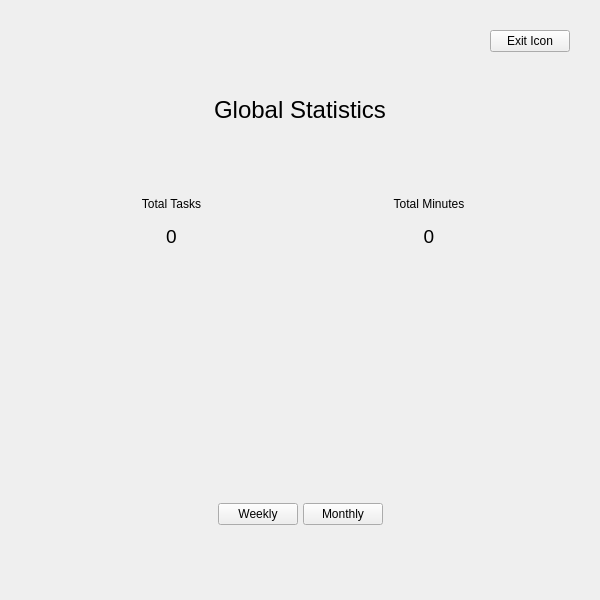
Old version of the form PomoPeak/ui/pomopeakstats.ui in the repository TheVipek/PomoPeak.
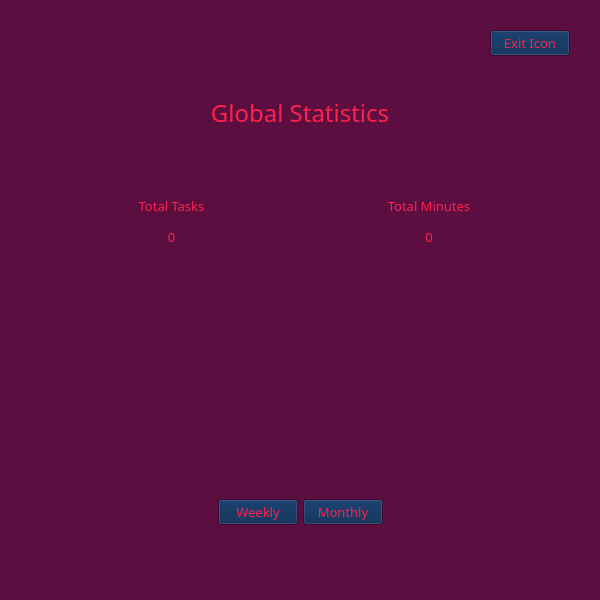
New version of the form.

Diff of the .ui file:
```diff
--- a/PomoPeak/ui/pomopeakstats.ui
+++ b/PomoPeak/ui/pomopeakstats.ui
@@ -10,6 +10,583 @@
     <height>600</height>
    </rect>
   </property>
+  <property name="palette">
+   <palette>
+    <active>
+     <colorrole role="WindowText">
+      <brush brushstyle="SolidPattern">
+       <color alpha="255">
+        <red>255</red>
+        <green>32</green>
+        <blue>78</blue>
+       </color>
+      </brush>
+     </colorrole>
+     <colorrole role="Button">
+      <brush brushstyle="SolidPattern">
+       <color alpha="255">
+        <red>0</red>
+        <green>34</green>
+        <blue>77</blue>
+       </color>
+      </brush>
+     </colorrole>
+     <colorrole role="Light">
+      <brush brushstyle="SolidPattern">
+       <color alpha="255">
+        <red>234</red>
+        <green>234</green>
+        <blue>234</blue>
+       </color>
+      </brush>
+     </colorrole>
+     <colorrole role="Midlight">
+      <brush brushstyle="SolidPattern">
+       <color alpha="255">
+        <red>234</red>
+        <green>234</green>
+        <blue>234</blue>
+       </color>
+      </brush>
+     </colorrole>
+     <colorrole role="Dark">
+      <brush brushstyle="SolidPattern">
+       <color alpha="255">
+        <red>234</red>
+        <green>234</green>
+        <blue>234</blue>
+       </color>
+      </brush>
+     </colorrole>
+     <colorrole role="Mid">
+      <brush brushstyle="SolidPattern">
+       <color alpha="255">
+        <red>234</red>
+        <green>234</green>
+        <blue>234</blue>
+       </color>
+      </brush>
+     </colorrole>
+     <colorrole role="Text">
+      <brush brushstyle="SolidPattern">
+       <color alpha="255">
+        <red>255</red>
+        <green>32</green>
+        <blue>78</blue>
+       </color>
+      </brush>
+     </colorrole>
+     <colorrole role="BrightText">
+      <brush brushstyle="SolidPattern">
+       <color alpha="255">
+        <red>255</red>
+        <green>32</green>
+        <blue>78</blue>
+       </color>
+      </brush>
+     </colorrole>
+     <colorrole role="ButtonText">
+      <brush brushstyle="SolidPattern">
+       <color alpha="255">
+        <red>255</red>
+        <green>32</green>
+        <blue>78</blue>
+       </color>
+      </brush>
+     </colorrole>
+     <colorrole role="Base">
+      <brush brushstyle="SolidPattern">
+       <color alpha="255">
+        <red>0</red>
+        <green>34</green>
+        <blue>77</blue>
+       </color>
+      </brush>
+     </colorrole>
+     <colorrole role="Window">
+      <brush brushstyle="SolidPattern">
+       <color alpha="255">
+        <red>93</red>
+        <green>14</green>
+        <blue>65</blue>
+       </color>
+      </brush>
+     </colorrole>
+     <colorrole role="Shadow">
+      <brush brushstyle="SolidPattern">
+       <color alpha="255">
+        <red>77</red>
+        <green>12</green>
+        <blue>54</blue>
+       </color>
+      </brush>
+     </colorrole>
+     <colorrole role="Highlight">
+      <brush brushstyle="SolidPattern">
+       <color alpha="255">
+        <red>0</red>
+        <green>24</green>
+        <blue>53</blue>
+       </color>
+      </brush>
+     </colorrole>
+     <colorrole role="HighlightedText">
+      <brush brushstyle="SolidPattern">
+       <color alpha="255">
+        <red>255</red>
+        <green>32</green>
+        <blue>78</blue>
+       </color>
+      </brush>
+     </colorrole>
+     <colorrole role="Link">
+      <brush brushstyle="SolidPattern">
+       <color alpha="255">
+        <red>255</red>
+        <green>32</green>
+        <blue>78</blue>
+       </color>
+      </brush>
+     </colorrole>
+     <colorrole role="LinkVisited">
+      <brush brushstyle="SolidPattern">
+       <color alpha="255">
+        <red>177</red>
+        <green>22</green>
+        <blue>54</blue>
+       </color>
+      </brush>
+     </colorrole>
+     <colorrole role="AlternateBase">
+      <brush brushstyle="SolidPattern">
+       <color alpha="255">
+        <red>0</red>
+        <green>34</green>
+        <blue>77</blue>
+       </color>
+      </brush>
+     </colorrole>
+     <colorrole role="ToolTipBase">
+      <brush brushstyle="SolidPattern">
+       <color alpha="255">
+        <red>255</red>
+        <green>32</green>
+        <blue>78</blue>
+       </color>
+      </brush>
+     </colorrole>
+     <colorrole role="ToolTipText">
+      <brush brushstyle="SolidPattern">
+       <color alpha="255">
+        <red>255</red>
+        <green>32</green>
+        <blue>78</blue>
+       </color>
+      </brush>
+     </colorrole>
+     <colorrole role="PlaceholderText">
+      <brush brushstyle="SolidPattern">
+       <color alpha="128">
+        <red>255</red>
+        <green>32</green>
+        <blue>78</blue>
+       </color>
+      </brush>
+     </colorrole>
+     <colorrole role="Accent">
+      <brush brushstyle="SolidPattern">
+       <color alpha="255">
+        <red>93</red>
+        <green>14</green>
+        <blue>65</blue>
+       </color>
+      </brush>
+     </colorrole>
+    </active>
+    <inactive>
+     <colorrole role="WindowText">
+      <brush brushstyle="SolidPattern">
+       <color alpha="255">
+        <red>255</red>
+        <green>32</green>
+        <blue>78</blue>
+       </color>
+      </brush>
+     </colorrole>
+     <colorrole role="Button">
+      <brush brushstyle="SolidPattern">
+       <color alpha="255">
+        <red>0</red>
+        <green>34</green>
+        <blue>77</blue>
+       </color>
+      </brush>
+     </colorrole>
+     <colorrole role="Light">
+      <brush brushstyle="SolidPattern">
+       <color alpha="255">
+        <red>234</red>
+        <green>234</green>
+        <blue>234</blue>
+       </color>
+      </brush>
+     </colorrole>
+     <colorrole role="Midlight">
+      <brush brushstyle="SolidPattern">
+       <color alpha="255">
+        <red>234</red>
+        <green>234</green>
+        <blue>234</blue>
+       </color>
+      </brush>
+     </colorrole>
+     <colorrole role="Dark">
+      <brush brushstyle="SolidPattern">
+       <color alpha="255">
+        <red>234</red>
+        <green>234</green>
+        <blue>234</blue>
+       </color>
+      </brush>
+     </colorrole>
+     <colorrole role="Mid">
+      <brush brushstyle="SolidPattern">
+       <color alpha="255">
+        <red>234</red>
+        <green>234</green>
+        <blue>234</blue>
+       </color>
+      </brush>
+     </colorrole>
+     <colorrole role="Text">
+      <brush brushstyle="SolidPattern">
+       <color alpha="255">
+        <red>255</red>
+        <green>32</green>
+        <blue>78</blue>
+       </color>
+      </brush>
+     </colorrole>
+     <colorrole role="BrightText">
+      <brush brushstyle="SolidPattern">
+       <color alpha="255">
+        <red>255</red>
+        <green>32</green>
+        <blue>78</blue>
+       </color>
+      </brush>
+     </colorrole>
+     <colorrole role="ButtonText">
+      <brush brushstyle="SolidPattern">
+       <color alpha="255">
+        <red>255</red>
+        <green>32</green>
+        <blue>78</blue>
+       </color>
+      </brush>
+     </colorrole>
+     <colorrole role="Base">
+      <brush brushstyle="SolidPattern">
+       <color alpha="255">
+        <red>0</red>
+        <green>34</green>
+        <blue>77</blue>
+       </color>
+      </brush>
+     </colorrole>
+     <colorrole role="Window">
+      <brush brushstyle="SolidPattern">
+       <color alpha="255">
+        <red>93</red>
+        <green>14</green>
+        <blue>65</blue>
+       </color>
+      </brush>
+     </colorrole>
+     <colorrole role="Shadow">
+      <brush brushstyle="SolidPattern">
+       <color alpha="255">
+        <red>77</red>
+        <green>12</green>
+        <blue>54</blue>
+       </color>
+      </brush>
+     </colorrole>
+     <colorrole role="Highlight">
+      <brush brushstyle="SolidPattern">
+       <color alpha="255">
+        <red>0</red>
+        <green>24</green>
+        <blue>53</blue>
+       </color>
+      </brush>
+     </colorrole>
+     <colorrole role="HighlightedText">
+      <brush brushstyle="SolidPattern">
+       <color alpha="255">
+        <red>255</red>
+        <green>32</green>
+        <blue>78</blue>
+       </color>
+      </brush>
+     </colorrole>
+     <colorrole role="Link">
+      <brush brushstyle="SolidPattern">
+       <color alpha="255">
+        <red>255</red>
+        <green>32</green>
+        <blue>78</blue>
+       </color>
+      </brush>
+     </colorrole>
+     <colorrole role="LinkVisited">
+      <brush brushstyle="SolidPattern">
+       <color alpha="255">
+        <red>177</red>
+        <green>22</green>
+        <blue>54</blue>
+       </color>
+      </brush>
+     </colorrole>
+     <colorrole role="AlternateBase">
+      <brush brushstyle="SolidPattern">
+       <color alpha="255">
+        <red>0</red>
+        <green>34</green>
+        <blue>77</blue>
+       </color>
+      </brush>
+     </colorrole>
+     <colorrole role="ToolTipBase">
+      <brush brushstyle="SolidPattern">
+       <color alpha="255">
+        <red>255</red>
+        <green>32</green>
+        <blue>78</blue>
+       </color>
+      </brush>
+     </colorrole>
+     <colorrole role="ToolTipText">
+      <brush brushstyle="SolidPattern">
+       <color alpha="255">
+        <red>255</red>
+        <green>32</green>
+        <blue>78</blue>
+       </color>
+      </brush>
+     </colorrole>
+     <colorrole role="PlaceholderText">
+      <brush brushstyle="SolidPattern">
+       <color alpha="128">
+        <red>255</red>
+        <green>32</green>
+        <blue>78</blue>
+       </color>
+      </brush>
+     </colorrole>
+     <colorrole role="Accent">
+      <brush brushstyle="SolidPattern">
+       <color alpha="255">
+        <red>93</red>
+        <green>14</green>
+        <blue>65</blue>
+       </color>
+      </brush>
+     </colorrole>
+    </inactive>
+    <disabled>
+     <colorrole role="WindowText">
+      <brush brushstyle="SolidPattern">
+       <color alpha="255">
+        <red>255</red>
+        <green>32</green>
+        <blue>78</blue>
+       </color>
+      </brush>
+     </colorrole>
+     <colorrole role="Button">
+      <brush brushstyle="SolidPattern">
+       <color alpha="255">
+        <red>0</red>
+        <green>34</green>
+        <blue>77</blue>
+       </color>
+      </brush>
+     </colorrole>
+     <colorrole role="Light">
+      <brush brushstyle="SolidPattern">
+       <color alpha="255">
+        <red>234</red>
+        <green>234</green>
+        <blue>234</blue>
+       </color>
+      </brush>
+     </colorrole>
+     <colorrole role="Midlight">
+      <brush brushstyle="SolidPattern">
+       <color alpha="255">
+        <red>234</red>
+        <green>234</green>
+        <blue>234</blue>
+       </color>
+      </brush>
+     </colorrole>
+     <colorrole role="Dark">
+      <brush brushstyle="SolidPattern">
+       <color alpha="255">
+        <red>234</red>
+        <green>234</green>
+        <blue>234</blue>
+       </color>
+      </brush>
+     </colorrole>
+     <colorrole role="Mid">
+      <brush brushstyle="SolidPattern">
+       <color alpha="255">
+        <red>234</red>
+        <green>234</green>
+        <blue>234</blue>
+       </color>
+      </brush>
+     </colorrole>
+     <colorrole role="Text">
+      <brush brushstyle="SolidPattern">
+       <color alpha="255">
+        <red>255</red>
+        <green>32</green>
+        <blue>78</blue>
+       </color>
+      </brush>
+     </colorrole>
+     <colorrole role="BrightText">
+      <brush brushstyle="SolidPattern">
+       <color alpha="255">
+        <red>255</red>
+        <green>32</green>
+        <blue>78</blue>
+       </color>
+      </brush>
+     </colorrole>
+     <colorrole role="ButtonText">
+      <brush brushstyle="SolidPattern">
+       <color alpha="255">
+        <red>255</red>
+        <green>32</green>
+        <blue>78</blue>
+       </color>
+      </brush>
+     </colorrole>
+     <colorrole role="Base">
+      <brush brushstyle="SolidPattern">
+       <color alpha="255">
+        <red>0</red>
+        <green>34</green>
+        <blue>77</blue>
+       </color>
+      </brush>
+     </colorrole>
+     <colorrole role="Window">
+      <brush brushstyle="SolidPattern">
+       <color alpha="255">
+        <red>93</red>
+        <green>14</green>
+        <blue>65</blue>
+       </color>
+      </brush>
+     </colorrole>
+     <colorrole role="Shadow">
+      <brush brushstyle="SolidPattern">
+       <color alpha="255">
+        <red>77</red>
+        <green>12</green>
+        <blue>54</blue>
+       </color>
+      </brush>
+     </colorrole>
+     <colorrole role="Highlight">
+      <brush brushstyle="SolidPattern">
+       <color alpha="255">
+        <red>0</red>
+        <green>24</green>
+        <blue>53</blue>
+       </color>
+      </brush>
+     </colorrole>
+     <colorrole role="HighlightedText">
+      <brush brushstyle="SolidPattern">
+       <color alpha="255">
+        <red>255</red>
+        <green>32</green>
+        <blue>78</blue>
+       </color>
+      </brush>
+     </colorrole>
+     <colorrole role="Link">
+      <brush brushstyle="SolidPattern">
+       <color alpha="255">
+        <red>255</red>
+        <green>32</green>
+        <blue>78</blue>
+       </color>
+      </brush>
+     </colorrole>
+     <colorrole role="LinkVisited">
+      <brush brushstyle="SolidPattern">
+       <color alpha="255">
+        <red>177</red>
+        <green>22</green>
+        <blue>54</blue>
+       </color>
+      </brush>
+     </colorrole>
+     <colorrole role="AlternateBase">
+      <brush brushstyle="SolidPattern">
+       <color alpha="255">
+        <red>0</red>
+        <green>34</green>
+        <blue>77</blue>
+       </color>
+      </brush>
+     </colorrole>
+     <colorrole role="ToolTipBase">
+      <brush brushstyle="SolidPattern">
+       <color alpha="255">
+        <red>255</red>
+        <green>32</green>
+        <blue>78</blue>
+       </color>
+      </brush>
+     </colorrole>
+     <colorrole role="ToolTipText">
+      <brush brushstyle="SolidPattern">
+       <color alpha="255">
+        <red>255</red>
+        <green>32</green>
+        <blue>78</blue>
+       </color>
+      </brush>
+     </colorrole>
+     <colorrole role="PlaceholderText">
+      <brush brushstyle="SolidPattern">
+       <color alpha="128">
+        <red>255</red>
+        <green>32</green>
+        <blue>78</blue>
+       </color>
+      </brush>
+     </colorrole>
+     <colorrole role="Accent">
+      <brush brushstyle="SolidPattern">
+       <color alpha="255">
+        <red>93</red>
+        <green>14</green>
+        <blue>65</blue>
+       </color>
+      </brush>
+     </colorrole>
+    </disabled>
+   </palette>
+  </property>
   <property name="windowTitle">
    <string>Form</string>
   </property>
@@ -74,6 +651,12 @@
          </item>
          <item>
           <widget class="QPushButton" name="exitButton">
+           <property name="font">
+            <font>
+             <family>Bahnschrift</family>
+             <pointsize>10</pointsize>
+            </font>
+           </property>
            <property name="text">
             <string>Exit Icon</string>
            </property>
@@ -85,6 +668,7 @@
         <widget class="QLabel" name="globalStats">
          <property name="font">
           <font>
+           <family>Bahnschrift</family>
            <pointsize>18</pointsize>
           </font>
          </property>
@@ -120,7 +704,8 @@
              <widget class="QLabel" name="tasksTasksLabel">
               <property name="font">
                <font>
-                <pointsize>9</pointsize>
+                <family>Bahnschrift</family>
+                <pointsize>10</pointsize>
                </font>
               </property>
               <property name="text">
@@ -135,7 +720,8 @@
              <widget class="QLabel" name="totalTasksValueLabel">
               <property name="font">
                <font>
-                <pointsize>14</pointsize>
+                <family>Bahnschrift</family>
+                <pointsize>10</pointsize>
                </font>
               </property>
               <property name="text">
@@ -154,6 +740,12 @@
            <layout class="QVBoxLayout" name="verticalLayout_3">
             <item>
              <widget class="QLabel" name="totalMinutesLabel">
+              <property name="font">
+               <font>
+                <family>Bahnschrift</family>
+                <pointsize>10</pointsize>
+               </font>
+              </property>
               <property name="text">
                <string>Total Minutes</string>
               </property>
@@ -166,7 +758,8 @@
              <widget class="QLabel" name="totalMinutesValueLabel">
               <property name="font">
                <font>
-                <pointsize>14</pointsize>
+                <family>Bahnschrift</family>
+                <pointsize>10</pointsize>
                </font>
               </property>
               <property name="text">
@@ -230,6 +823,12 @@
          </item>
          <item>
           <widget class="QPushButton" name="weeklyBtn">
+           <property name="font">
+            <font>
+             <family>Bahnschrift</family>
+             <pointsize>10</pointsize>
+            </font>
+           </property>
            <property name="text">
             <string>Weekly</string>
            </property>
@@ -237,6 +836,12 @@
          </item>
          <item>
           <widget class="QPushButton" name="monthlyBtn">
+           <property name="font">
+            <font>
+             <family>Bahnschrift</family>
+             <pointsize>10</pointsize>
+            </font>
+           </property>
            <property name="text">
             <string>Monthly</string>
            </property>
```
